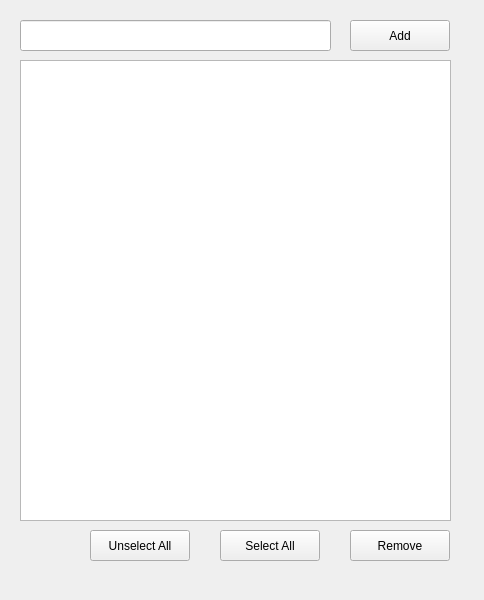
This is mainwindow.ui in TaheaHossain/CSE165-Project as Qt 5 draws it before an edit. The edited form follows.
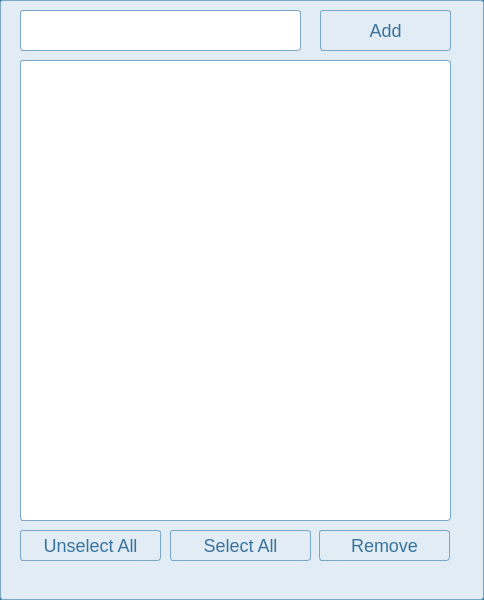
This is the edited form.

The edit to the form file:
```diff
--- a/mainwindow.ui
+++ b/mainwindow.ui
@@ -13,29 +13,151 @@
   <property name="windowTitle">
    <string>MainWindow</string>
   </property>
+  <property name="autoFillBackground">
+   <bool>false</bool>
+  </property>
+  <property name="styleSheet">
+   <string notr="true">QMainWindow{
+background-color: rgb(57, 115, 157)
+
+}</string>
+  </property>
   <widget class="QWidget" name="centralwidget">
+   <property name="styleSheet">
+    <string notr="true">QWidget{
+background-color: #e1ecf4;
+  border-radius: 3px;
+  border: 1px solid #7aa7c7;
+  box-shadow: rgba(255, 255, 255, .7) 0 1px 0 0 inset;
+  box-sizing: border-box;
+  color: #39739d;
+  cursor: pointer;
+  display: inline-block;
+  font-family: -apple-system,system-ui,&quot;Segoe UI&quot;,&quot;Liberation Sans&quot;,sans-serif;
+  font-size: 18px;
+  font-weight: 400;
+  line-height: 1.15385;
+  margin: 0;
+  outline: none;
+  padding: 8px .8em;
+  position: relative;
+  text-align: center;
+  text-decoration: none;
+  user-select: none;
+  -webkit-user-select: none;
+  touch-action: manipulation;
+  vertical-align: baseline;
+  white-space: nowrap;
+}</string>
+   </property>
    <widget class="QLineEdit" name="txtTask">
     <property name="geometry">
      <rect>
       <x>20</x>
-      <y>20</y>
-      <width>311</width>
-      <height>31</height>
+      <y>10</y>
+      <width>281</width>
+      <height>41</height>
      </rect>
     </property>
+    <property name="autoFillBackground">
+     <bool>false</bool>
+    </property>
+    <property name="styleSheet">
+     <string notr="true"> QLineEdit{
+background-color: white;
+  border-radius: 3px;
+  border: 1px solid #7aa7c7;
+  box-shadow: rgba(255, 255, 255, .7) 0 1px 0 0 inset;
+  box-sizing: border-box;
+  color: #39739d;
+  cursor: pointer;
+  display: inline-block;
+  font-family: -apple-system,system-ui,&quot;Segoe UI&quot;,&quot;Liberation Sans&quot;,sans-serif;
+  font-size: 17px;
+  font-weight: 400;
+  line-height: 1.15385;
+  margin: 0;
+  outline: none;
+  padding: 8px .8em;
+  position: relative;
+  text-align: center;
+  text-decoration: none;
+  user-select: none;
+  -webkit-user-select: none;
+  touch-action: manipulation;
+  vertical-align: baseline;
+  white-space: nowrap;
+
+}</string>
+    </property>
    </widget>
    <widget class="QPushButton" name="btnAdd">
     <property name="geometry">
      <rect>
-      <x>350</x>
-      <y>20</y>
-      <width>100</width>
-      <height>31</height>
+      <x>320</x>
+      <y>10</y>
+      <width>131</width>
+      <height>41</height>
      </rect>
     </property>
+    <property name="autoFillBackground">
+     <bool>false</bool>
+    </property>
+    <property name="styleSheet">
+     <string notr="true">QPushButton{ 
+
+
+/* CSS */
+
+  background-color: #e1ecf4;
+  border-radius: 3px;
+  border: 1px solid #7aa7c7;
+  box-shadow: rgba(255, 255, 255, .7) 0 1px 0 0 inset;
+  box-sizing: border-box;
+  color: #39739d;
+  cursor: pointer;
+  display: inline-block;
+  font-family: -apple-system,system-ui,&quot;Segoe UI&quot;,&quot;Liberation Sans&quot;,sans-serif;
+  font-size: 18px;
+  font-weight: 400;
+  line-height: 1.15385;
+  margin: 0;
+  outline: none;
+  padding: 8px .8em;
+  position: relative;
+  text-align: center;
+  text-decoration: none;
+  user-select: none;
+  -webkit-user-select: none;
+  touch-action: manipulation;
+  vertical-align: baseline;
+  white-space: nowrap;
+
+
+
+}
+
+QPushButton:hover
+{
+   background-color:white;
+}
+
+
+
+</string>
+    </property>
     <property name="text">
      <string>Add</string>
     </property>
+    <property name="autoDefault">
+     <bool>false</bool>
+    </property>
+    <property name="default">
+     <bool>false</bool>
+    </property>
+    <property name="flat">
+     <bool>false</bool>
+    </property>
    </widget>
    <widget class="QListWidget" name="listWidget">
     <property name="geometry">
@@ -46,16 +168,90 @@
       <height>461</height>
      </rect>
     </property>
+    <property name="autoFillBackground">
+     <bool>false</bool>
+    </property>
+    <property name="styleSheet">
+     <string notr="true">QListWidget{
+background-color:white;
+  border-radius: 3px;
+  border: 1px solid #7aa7c7;
+  box-shadow: rgba(255, 255, 255, .7) 0 1px 0 0 inset;
+  box-sizing: border-box;
+  color: #39739d;
+  cursor: pointer;
+  display: inline-block;
+  font-family: -apple-system,system-ui,&quot;Segoe UI&quot;,&quot;Liberation Sans&quot;,sans-serif;
+  font-size: 18px;
+  font-weight: 400;
+  line-height: 1.15385;
+  margin: 0;
+  outline: none;
+  padding: 8px .8em;
+  position: relative;
+  text-align: center;
+  text-decoration: none;
+  user-select: none;
+  -webkit-user-select: none;
+  touch-action: manipulation;
+  vertical-align: baseline;
+  white-space: nowrap;
+}
+
+</string>
+    </property>
    </widget>
    <widget class="QPushButton" name="btnRemove">
     <property name="geometry">
      <rect>
-      <x>350</x>
+      <x>319</x>
       <y>530</y>
-      <width>100</width>
+      <width>131</width>
       <height>31</height>
      </rect>
     </property>
+    <property name="styleSheet">
+     <string notr="true">QPushButton{ 
+
+
+/* CSS */
+
+  background-color: #e1ecf4;
+  border-radius: 3px;
+  border: 1px solid #7aa7c7;
+  box-shadow: rgba(255, 255, 255, .7) 0 1px 0 0 inset;
+  box-sizing: border-box;
+  color: #39739d;
+  cursor: pointer;
+  display: inline-block;
+  font-family: -apple-system,system-ui,&quot;Segoe UI&quot;,&quot;Liberation Sans&quot;,sans-serif;
+  font-size: 18px;
+  font-weight: 400;
+  line-height: 1.15385;
+  margin: 0;
+  outline: none;
+  padding: 8px .8em;
+  position: relative;
+  text-align: center;
+  text-decoration: none;
+  user-select: none;
+  -webkit-user-select: none;
+  touch-action: manipulation;
+  vertical-align: baseline;
+  white-space: nowrap;
+
+
+
+}
+
+QPushButton:hover
+{
+   background-color:white;
+}
+
+
+</string>
+    </property>
     <property name="text">
      <string>Remove</string>
     </property>
@@ -63,12 +259,56 @@
    <widget class="QPushButton" name="btnSelectAll">
     <property name="geometry">
      <rect>
-      <x>220</x>
+      <x>170</x>
       <y>530</y>
-      <width>100</width>
+      <width>141</width>
       <height>31</height>
      </rect>
     </property>
+    <property name="styleSheet">
+     <string notr="true">QPushButton{ 
+
+
+/* CSS */
+
+  background-color: #e1ecf4;
+  border-radius: 3px;
+  border: 1px solid #7aa7c7;
+  box-shadow: rgba(255, 255, 255, .7) 0 1px 0 0 inset;
+  box-sizing: border-box;
+  color: #39739d;
+  cursor: pointer;
+  display: inline-block;
+  font-family: -apple-system,system-ui,&quot;Segoe UI&quot;,&quot;Liberation Sans&quot;,sans-serif;
+  font-size: 18px;
+  font-weight: 400;
+  line-height: 1.15385;
+  margin: 0;
+  outline: none;
+  padding: 8px .8em;
+  position: relative;
+  text-align: center;
+  text-decoration: none;
+  user-select: none;
+  -webkit-user-select: none;
+  touch-action: manipulation;
+  vertical-align: baseline;
+  white-space: nowrap;
+
+
+
+}
+
+QPushButton:hover
+{
+   background-color:white;
+}
+
+
+
+
+</string>
+    </property>
     <property name="text">
      <string>Select All</string>
     </property>
@@ -76,12 +316,51 @@
    <widget class="QPushButton" name="btnUnselectAll">
     <property name="geometry">
      <rect>
-      <x>90</x>
+      <x>20</x>
       <y>530</y>
-      <width>100</width>
+      <width>141</width>
       <height>31</height>
      </rect>
     </property>
+    <property name="styleSheet">
+     <string notr="true">QPushButton{ 
+
+
+/* CSS */
+
+  background-color: #e1ecf4;
+  border-radius: 3px;
+  border: 1px solid #7aa7c7;
+  box-shadow: rgba(255, 255, 255, .7) 0 1px 0 0 inset;
+  box-sizing: border-box;
+  color: #39739d;
+  cursor: pointer;
+  display: inline-block;
+  font-family: -apple-system,system-ui,&quot;Segoe UI&quot;,&quot;Liberation Sans&quot;,sans-serif;
+  font-size: 18px;
+  font-weight: 400;
+  line-height: 1.15385;
+  margin: 0;
+  outline: none;
+  padding: 8px .8em;
+  position: relative;
+  text-align: center;
+  text-decoration: none;
+  user-select: none;
+  -webkit-user-select: none;
+  touch-action: manipulation;
+  vertical-align: baseline;
+  white-space: nowrap;
+
+
+}
+
+QPushButton:hover
+{
+   background-color:white;
+}
+</string>
+    </property>
     <property name="text">
      <string>Unselect All</string>
     </property>
```
